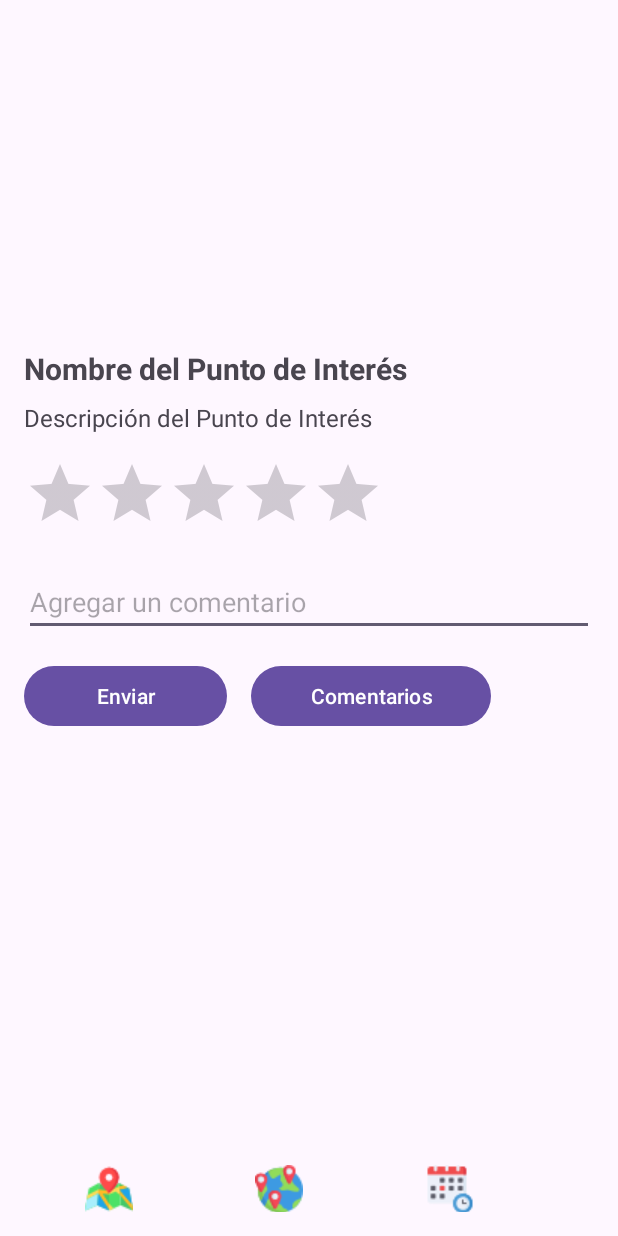
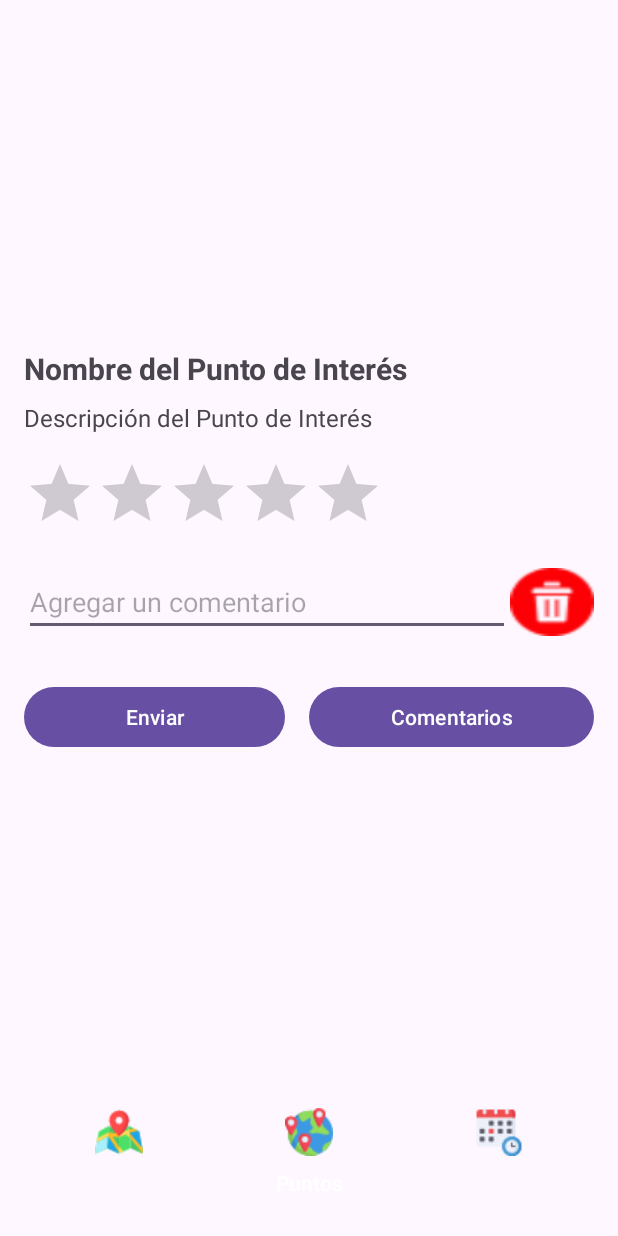
Before and after one commit to juancIdrovo/cuencaNanAndroid, an Android app: the RatePuntoDeInteresActivity screen opened directly, with no data from a screen before it, on a phone screen of 412 x 824 dp. Run offline under Robolectric (Android 15) with nearby library versions, the phone set to English and light mode, and no system bars; our stand-ins replace Volley; pictures from the network do not load; 1 statement that could not run was skipped.

Commit message:
comentario
eliminar

```diff
--- a/app/src/main/java/ec/tecAzuayM5a/cuencananandroid/ip/ip.java
+++ b/app/src/main/java/ec/tecAzuayM5a/cuencananandroid/ip/ip.java
@@ -1,7 +1,7 @@
 package ec.tecAzuayM5a.cuencananandroid.ip;
 
 public class ip {
-    public String ip = "http://192.168.100.196:8080/api";
+    public String ip = "http://192.168.18.17:8080/api";
 
     public ip() {
     }
--- a/app/src/main/res/layout/activity_rate_punto_de_interes.xml
+++ b/app/src/main/res/layout/activity_rate_punto_de_interes.xml
@@ -10,7 +10,7 @@
         android:layout_width="match_parent"
         android:layout_height="200dp"
         android:scaleType="centerCrop"
-        android:layout_marginBottom="16dp"/>
+        android:layout_marginBottom="16dp" />
 
     <TextView
         android:id="@+id/nombre_text"
@@ -18,7 +18,7 @@
         android:layout_height="wrap_content"
         android:text="Nombre del Punto de Interés"
         android:textSize="20sp"
-        android:textStyle="bold"/>
+        android:textStyle="bold" />
 
     <TextView
         android:id="@+id/descripcion_text"
@@ -26,7 +26,7 @@
         android:layout_height="wrap_content"
         android:layout_marginTop="8dp"
         android:text="Descripción del Punto de Interés"
-        android:textSize="16sp"/>
+        android:textSize="16sp" />
 
     <RatingBar
         android:id="@+id/rating_bar"
@@ -34,33 +34,53 @@
         android:layout_height="wrap_content"
         android:layout_marginTop="16dp"
         android:numStars="5"
-        android:stepSize="1.0"/>
+        android:stepSize="1.0" />
 
-    <EditText
-        android:id="@+id/comentario_edit_text"
+    <LinearLayout
         android:layout_width="match_parent"
         android:layout_height="wrap_content"
-        android:layout_marginTop="16dp"
-        android:hint="Agregar un comentario" />
+        android:orientation="horizontal"
+        android:layout_marginTop="16dp">
+
+        <EditText
+            android:id="@+id/comentario_edit_text"
+            android:layout_width="0dp"
+            android:layout_height="wrap_content"
+            android:layout_weight="1"
+            android:hint="Agregar un comentario" />
+
+        <ImageButton
+            android:id="@+id/delete_button"
+            android:layout_width="56dp"
+            android:layout_height="match_parent"
+            android:tooltipText="Borrar comentario"
+            android:background="@drawable/borrar32"
+            android:text="" />
+    </LinearLayout>
 
     <!-- Spacer to push footer to the bottom -->
     <LinearLayout
-        android:layout_width="323dp"
+        android:layout_width="match_parent"
         android:layout_height="wrap_content"
-        android:layout_marginTop="16dp"
+
+        android:layout_marginTop="30dp"
         android:orientation="horizontal">
 
         <Button
             android:id="@+id/submit_button"
-            android:layout_width="135dp"
+            android:layout_width="0dp"
             android:layout_height="wrap_content"
+            android:layout_weight="1"
+            android:tooltipText="Enviar comentario y valoración"
             android:text="Enviar" />
 
         <Button
             android:id="@+id/comentarios_button"
-            android:layout_width="160dp"
+            android:layout_width="16dp"
             android:layout_height="match_parent"
+            android:tooltipText="Ver todos los Comentarios"
             android:layout_marginStart="16dp"
+            android:layout_weight="1"
             android:text="Comentarios" />
     </LinearLayout>
 
@@ -72,8 +92,8 @@
     <!-- Footer con botones -->
     <LinearLayout
         android:id="@+id/footer_layout"
-        android:layout_width="341dp"
-        android:layout_height="41dp"
+        android:layout_width="match_parent"
+        android:layout_height="wrap_content"
         android:background="?attr/selectableItemBackground"
         android:gravity="center"
         android:orientation="horizontal">
@@ -98,7 +118,6 @@
             android:drawableTop="@drawable/mundo32"
             android:text="Puntos"
             android:textColor="@android:color/white"
-
             android:tooltipText="Puntos de Interes" />
 
         <Button
```
Also changed, not shown: app/src/main/java/ec/tecAzuayM5a/cuencananandroid/RatePuntoDeInteresActivity.java (+46 -1 lines), app/src/main/res/layout/activity_comentarios.xml (+8 -7 lines), app/src/main/res/drawable/borrar32.png (added).
